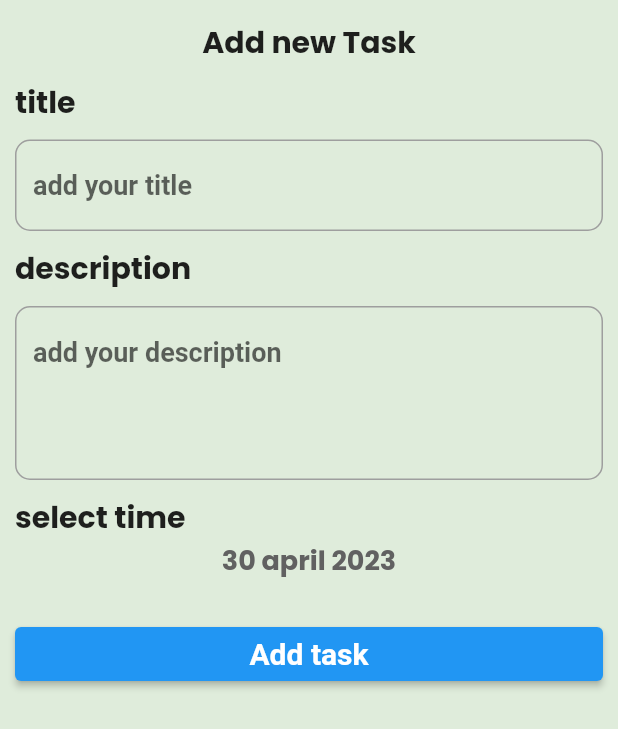
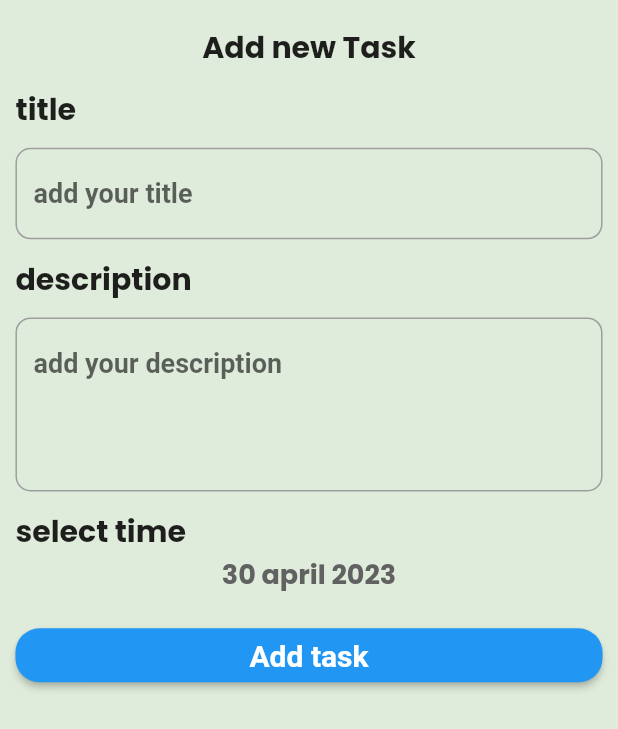
Before and after one commit to mohamedAlaa-CS/todo_c9, a Flutter app: the BototmSheetBody widget shown alone on an empty page, opened directly, on a phone screen of 412 x 824 dp. Shown: the top 729 px of the screen. Run offline on Flutter 3.47's test engine with Material 2 defaults, Android fonts, the phone set to English and light mode, and no system bars; our stand-ins replace calendar_timeline, cloud_firestore, firebase_core, flutter_slidable, google_fonts; accounts and stored records are empty.

Commit message:
handel bootm sheet exption

```diff
--- a/lib/layout/home_layout.dart
+++ b/lib/layout/home_layout.dart
@@ -50,6 +50,8 @@ class _HomeLayoutViewState extends State<HomeLayoutView> {
 
   bottomSheet() {
     showModalBottomSheet(
+      shape: RoundedRectangleBorder(borderRadius: BorderRadius.circular(16)),
+      isScrollControlled: true,
         context: context, builder: (context) => BototmSheetBody());
   }
 }
--- a/lib/layout/widgets/bototm_sheet_body.dart
+++ b/lib/layout/widgets/bototm_sheet_body.dart
@@ -5,19 +5,28 @@ import 'package:todo_app/shared/components/default_text_field.dart';
 import '../../models/task_model.dart';
 import '../../shared/network/firebase/firebase_function.dart';
 
-class BototmSheetBody extends StatelessWidget {
-  const BototmSheetBody({super.key});
+class BototmSheetBody extends StatefulWidget {
+  @override
+  State<BototmSheetBody> createState() => _BototmSheetBodyState();
+}
 
-  @override
-  Widget build(BuildContext context) {
+class _BototmSheetBodyState extends State<BototmSheetBody> {
   var titleController = TextEditingController();
   var descriptionController = TextEditingController();
   var formKey = GlobalKey<FormState>();
+  @override
+  Widget build(BuildContext context) {
+    var mediaQuery = MediaQuery.of(context).size;
 
     return Padding(
-      padding: const EdgeInsets.only(left: 10, right: 10, top: 13, bottom: 20),
+      padding: EdgeInsets.only(
+          left: mediaQuery.width / 40,
+          right: mediaQuery.width / 40,
+          top: mediaQuery.height / 50,
+          bottom: MediaQuery.of(context).viewInsets.bottom),
       child: Form(
         key: formKey,
+        child: SingleChildScrollView(
           child: Column(
             mainAxisSize: MainAxisSize.min,
             crossAxisAlignment: CrossAxisAlignment.stretch,
@@ -28,14 +37,14 @@ class BototmSheetBody extends StatelessWidget {
                 style: GoogleFonts.poppins(
                     fontSize: 20, fontWeight: FontWeight.bold),
               ),
-            const SizedBox(height: 10),
+              SizedBox(height: mediaQuery.height / 70),
               Text(
                 'title',
                 textAlign: TextAlign.start,
                 style: GoogleFonts.poppins(
                     fontSize: 20, fontWeight: FontWeight.bold),
               ),
-            const SizedBox(height: 10),
+              SizedBox(height: mediaQuery.height / 80),
               CustomTextField(
                   textController: titleController,
                   validator: (value) {
@@ -48,16 +57,14 @@ class BototmSheetBody extends StatelessWidget {
                     }
                   },
                   hitText: 'add your title'),
-            const SizedBox(height: 10),
+              SizedBox(height: mediaQuery.height / 70),
               Text(
                 'description',
                 textAlign: TextAlign.start,
                 style: GoogleFonts.poppins(
                     fontSize: 20, fontWeight: FontWeight.bold),
               ),
-            const SizedBox(
-              height: 10,
-            ),
+              SizedBox(height: mediaQuery.height / 80),
               CustomTextField(
                 textController: descriptionController,
                 validator: (value) {
@@ -70,7 +77,7 @@ class BototmSheetBody extends StatelessWidget {
                 hitText: 'add your description',
                 maxLines: 4,
               ),
-            const SizedBox(height: 10),
+              SizedBox(height: mediaQuery.height / 70),
               Text(
                 'select time',
                 textAlign: TextAlign.start,
@@ -90,8 +97,9 @@ class BototmSheetBody extends StatelessWidget {
                       fontWeight: FontWeight.bold),
                 ),
               ),
-            const SizedBox(height: 25),
+              SizedBox(height: mediaQuery.height / 50),
               ElevatedButton(
+                style: ElevatedButton.styleFrom(shape: RoundedRectangleBorder(borderRadius: BorderRadius.circular(16))),
                   onPressed: () {
                     if (formKey.currentState!.validate()) {
                       TaskModel taskModel = TaskModel(
@@ -105,11 +113,13 @@ class BototmSheetBody extends StatelessWidget {
                       print('done ya man');
                     }
                   },
+
                   child: const Text(
                     'Add task',
                     style: TextStyle(fontSize: 20, fontWeight: FontWeight.bold),
                   )),
             ],
+          ),
         ),
       ),
     );
--- a/lib/views/tasks/tasks_view.dart
+++ b/lib/views/tasks/tasks_view.dart
@@ -1,6 +1,5 @@
 import 'package:calendar_timeline/calendar_timeline.dart';
 import 'package:flutter/material.dart';
-import 'package:google_fonts/google_fonts.dart';
 import 'package:todo_app/core/my_theme.dart';
 import 'package:todo_app/shared/network/firebase/firebase_function.dart';
 import '../../shared/components/app_bar.dart';
@@ -39,6 +38,7 @@ class TasksView extends StatelessWidget {
                   snapshot.data?.docs.map((e) => e.data()).toList() ?? [];
               return Expanded(
                   child: ListView.builder(
+                    physics:const BouncingScrollPhysics(),
                       padding: const EdgeInsets.only(top: 10),
                       itemBuilder: (context, index) =>
                           TaskItem(taskModel: tasks[index]),
--- a/lib/views/update/update_view.dart
+++ b/lib/views/update/update_view.dart
@@ -2,7 +2,6 @@ import 'package:flutter/material.dart';
 import 'package:todo_app/core/my_theme.dart';
 import 'package:todo_app/models/task_model.dart';
 import 'package:todo_app/shared/components/app_bar.dart';
-import 'package:todo_app/shared/components/bottom.dart';
 import 'package:todo_app/shared/components/default_text_field.dart';
 import 'package:todo_app/shared/network/firebase/firebase_function.dart';
 
@@ -35,6 +34,8 @@ class UpdateView extends StatelessWidget {
               child: Padding(
                 padding:
                     const EdgeInsets.symmetric(horizontal: 15, vertical: 24),
+                child: SingleChildScrollView(
+                  physics:const BouncingScrollPhysics(),
                   child: Column(
                     crossAxisAlignment: CrossAxisAlignment.stretch,
                     mainAxisAlignment: MainAxisAlignment.center,
@@ -114,6 +115,7 @@ class UpdateView extends StatelessWidget {
                   ),
                 ),
               ),
+            ),
           )
         ],
       ),
```
Also changed, not shown: lib/views/tasks/widget/task_item.dart (+10 -9 lines), 1 other file. Lines whose indentation alone changed are shown as unchanged.
